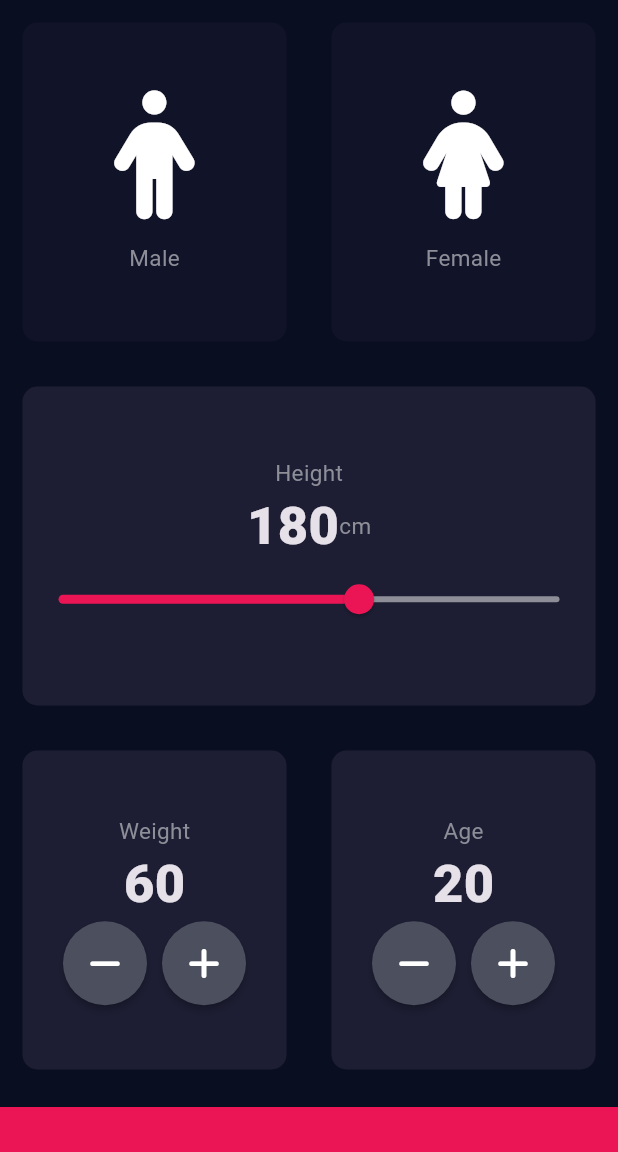
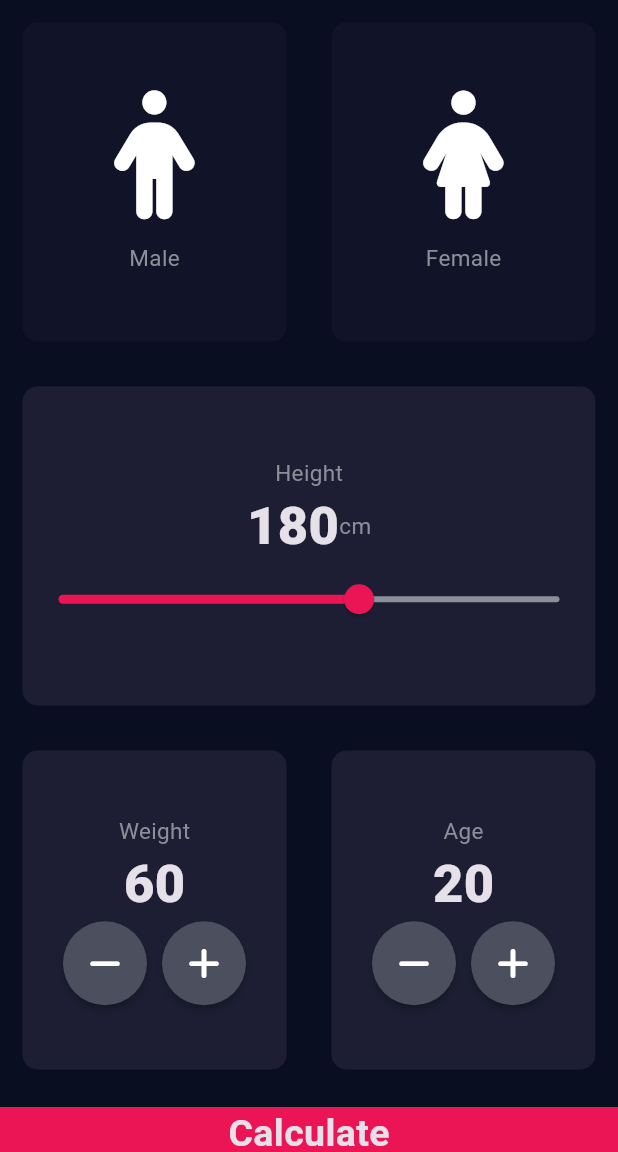
Before and after one commit to ruhma786/Github_projects, a Flutter app: the screen it shows after launch, on a phone screen of 412 x 824 dp, the part 84-1236 px from its top. Run offline on Flutter 3.47's test engine with Material 3 defaults, Android fonts, the phone set to English and light mode, and no system bars; our stand-ins replace audioplayers, csv, flutter_colorpicker, flutter_local_notifications, font_awesome_flutter, pdf and 4 more; accounts and stored records are empty.

Commit message:
video16
In BMI calculator Using Navigator (when press on button then open new page ) and create new file (result.dart)
https://www.youtube.com/watch?v=uas92JZTwuE&list=PL9xYeVPGEGzf1bLLAe4_KUARZZW3bIVWu&index=57

```diff
--- a/bmi_calculator/lib/constant.dart
+++ b/bmi_calculator/lib/constant.dart
@@ -12,3 +12,7 @@ const kNumberstyle =TextStyle(
 fontSize: 35.0,
 fontWeight: FontWeight.w900,
 );
+const kLargeButtonstyle = TextStyle(
+  fontSize: 25.0,
+  fontWeight: FontWeight.bold,
+);
--- a/bmi_calculator/lib/input.dart
+++ b/bmi_calculator/lib/input.dart
@@ -3,7 +3,7 @@ import 'package:font_awesome_flutter/font_awesome_flutter.dart';
 import 'icon_text.dart'; // Ensure this file exists
 import 'container.dart'; // Ensure this file exists
 import 'constant.dart'; // Ensure this file exists
-
+import 'result.dart';
 enum Gender {
   male,
   female,
@@ -191,10 +191,21 @@ class _InputPageState extends State<InputPage> {
               ],
             ),
           ),
-          Container(
-            color: Color(0xFFEB1555),
-            margin: EdgeInsets.only(top: 10.0), // Corrected margin usage
-            height: 30.0,
+          GestureDetector(
+            onTap: (){
+            Navigator.push(context, MaterialPageRoute(builder: (context)=> ResultScreen()));
+            },
+            child: Container(
+              child: Center(
+              child: Text(
+                'Calculate',
+                style: kLargeButtonstyle,
+              ),
+              ),
+              color: Color(0xFFEB1555),
+              margin: EdgeInsets.only(top: 10.0), // Corrected margin usage
+              height: 30.0,
+            ),
           ),
         ],
       ),
```
Also changed, not shown: bmi_calculator/lib/result.dart (added, +16 -0 lines).
